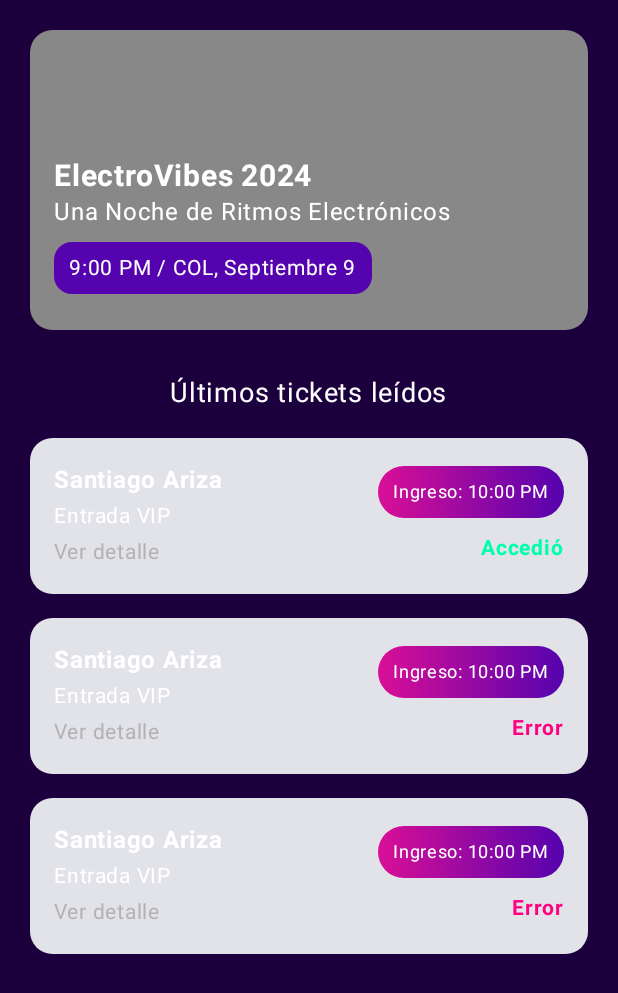
After one commit to Daniel-Santiago-Acosta-1013/partyAppPDA, an Android app built with Jetpack Compose: the composable readEventTiketScreen called with empty values, on a phone screen of 412 x 824 dp. The commit adds this screen. Shown: the top 993 px of the screen. Run offline under Robolectric (Android 15) with nearby library versions, the phone set to English and light mode, and no system bars.

Commit message:
[add] adding view tikets

```diff
--- a/app/build.gradle.kts
+++ b/app/build.gradle.kts
@@ -70,4 +70,5 @@ dependencies {
     implementation("androidx.compose.material:material-icons-extended")
     implementation("org.jetbrains.kotlinx:kotlinx-coroutines-android:1.6.4")
     implementation("io.coil-kt:coil-compose:2.1.0")
+    implementation("androidx.navigation:navigation-compose:2.6.0")
 }
--- a/app/src/main/java/com/example/partyapppda/MainActivity.kt
+++ b/app/src/main/java/com/example/partyapppda/MainActivity.kt
@@ -8,6 +8,7 @@ import androidx.compose.runtime.*
 import com.example.partyapppda.ui.theme.PartyAppPDATheme
 import com.example.partyapppda.ui.screens.login.LoginScreen
 import com.example.partyapppda.ui.screens.home.HomeScreen
+import androidx.navigation.compose.rememberNavController
 
 class MainActivity : ComponentActivity() {
     override fun onCreate(savedInstanceState: Bundle?) {
@@ -15,9 +16,10 @@ class MainActivity : ComponentActivity() {
         enableEdgeToEdge()
         setContent {
             PartyAppPDATheme {
+                val navController = rememberNavController()
                 var isLoggedIn by remember { mutableStateOf(false) }
                 if (isLoggedIn) {
-                    HomeScreen()
+                    HomeScreen(navController = navController)
                 } else {
                     LoginScreen(onLoginSuccess = { isLoggedIn = true })
                 }
--- /dev/null
+++ b/app/src/main/java/com/example/partyapppda/ui/components/TicketItemCard.kt
@@ -0,0 +1,84 @@
+package com.example.partyapppda.ui.components
+
+import androidx.compose.foundation.background
+import androidx.compose.foundation.layout.*
+import androidx.compose.foundation.shape.RoundedCornerShape
+import androidx.compose.material3.*
+import androidx.compose.runtime.Composable
+import androidx.compose.ui.Alignment
+import androidx.compose.ui.Modifier
+import androidx.compose.ui.graphics.Brush
+import androidx.compose.ui.graphics.Color
+import androidx.compose.ui.unit.dp
+import androidx.compose.ui.unit.sp
+import androidx.compose.ui.text.font.FontWeight
+
+@Composable
+fun TicketItemCard(
+    userName: String,
+    ticketType: String,
+    entryTime: String,
+    status: String
+) {
+    Card(
+        modifier = Modifier
+            .fillMaxWidth()
+            .padding(vertical = 8.dp)
+            .background(Color(0xFF1c003e)),
+        shape = RoundedCornerShape(15.dp)
+    ) {
+        Row(
+            modifier = Modifier
+                .fillMaxWidth()
+                .padding(16.dp),
+            horizontalArrangement = Arrangement.SpaceBetween,
+            verticalAlignment = Alignment.CenterVertically
+        ) {
+            Column {
+                Text(
+                    text = userName,
+                    fontSize = 16.sp,
+                    fontWeight = FontWeight.Bold,
+                    color = Color.White
+                )
+                Text(
+                    text = ticketType,
+                    fontSize = 14.sp,
+                    color = Color.White
+                )
+                Text(
+                    text = "Ver detalle",
+                    fontSize = 14.sp,
+                    color = Color(0xFFB3B3B3)
+                )
+            }
+            Column(
+                horizontalAlignment = Alignment.End
+            ) {
+                Box(
+                    modifier = Modifier
+                        .background(
+                            Brush.horizontalGradient(
+                                colors = listOf(Color(0xFFD90F96), Color(0xFF5503AE))
+                            ),
+                            shape = RoundedCornerShape(20.dp)
+                        )
+                        .padding(horizontal = 10.dp, vertical = 5.dp)
+                ) {
+                    Text(
+                        text = "Ingreso: $entryTime",
+                        color = Color.White,
+                        fontSize = 12.sp
+                    )
+                }
+                Spacer(modifier = Modifier.height(8.dp))
+                Text(
+                    text = status,
+                    color = if (status == "Accedió") Color(0xFF00FFAB) else Color(0xFFFF0080),
+                    fontSize = 14.sp,
+                    fontWeight = FontWeight.Bold
+                )
+            }
+        }
+    }
+}
--- a/app/src/main/java/com/example/partyapppda/ui/screens/home/HomeScreen.kt
+++ b/app/src/main/java/com/example/partyapppda/ui/screens/home/HomeScreen.kt
@@ -17,9 +17,11 @@ import androidx.compose.ui.text.font.FontWeight
 import androidx.compose.ui.unit.sp
 import java.text.SimpleDateFormat
 import java.util.Locale
+import androidx.navigation.NavController
+import androidx.navigation.compose.rememberNavController
 
 @Composable
-fun HomeScreen() {
+fun HomeScreen(navController: NavController) {
     Scaffold { innerPadding ->
         Column(
             modifier = Modifier
@@ -76,7 +78,9 @@ fun HomeScreen() {
                         eventDate = formatDate(event.event_start_date),
                         eventTitle = event.name,
                         eventSubtitle = event.description,
-                        onClick = { /* Manejar clic */ }
+                        onClick = {
+                            navController.navigate("readEventTiketScreen/${event.id}")
+                        }
                     )
                 }
             }
@@ -113,6 +117,7 @@ data class EventItem(
 @Composable
 fun HomeScreenPreview() {
     PartyAppPDATheme {
-        HomeScreen()
+        val navController = rememberNavController()
+        HomeScreen(navController)
     }
 }
--- /dev/null
+++ b/app/src/main/java/com/example/partyapppda/ui/screens/readEventTiket/readEventTiketScreen.kt
@@ -0,0 +1,86 @@
+package com.example.partyapppda.ui.screens.ticket
+
+import androidx.compose.foundation.background
+import androidx.compose.foundation.layout.*
+import androidx.compose.foundation.lazy.LazyColumn
+import androidx.compose.foundation.shape.RoundedCornerShape
+import androidx.compose.material3.*
+import androidx.compose.runtime.*
+import androidx.compose.ui.Alignment
+import androidx.compose.ui.Modifier
+import androidx.compose.ui.graphics.Color
+import androidx.compose.ui.unit.dp
+import androidx.compose.ui.unit.sp
+import androidx.compose.ui.text.font.FontWeight
+import androidx.navigation.NavController
+import com.example.partyapppda.ui.components.TicketItemCard
+import androidx.compose.ui.draw.clip
+
+@Composable
+fun readEventTiketScreen(navController: NavController, eventId: Int) {
+    Scaffold { innerPadding ->
+        Column(
+            modifier = Modifier
+                .padding(innerPadding)
+                .fillMaxSize()
+                .background(Color(0xFF1c003e))
+                .padding(20.dp),
+            horizontalAlignment = Alignment.CenterHorizontally
+        ) {
+            // Banner del evento
+            Box(
+                modifier = Modifier
+                    .fillMaxWidth()
+                    .height(200.dp)
+                    .clip(RoundedCornerShape(15.dp))
+                    .background(Color.Gray),
+                contentAlignment = Alignment.BottomStart
+            ) {
+                Column(modifier = Modifier.padding(16.dp)) {
+                    Text(
+                        text = "ElectroVibes 2024",
+                        fontSize = 20.sp,
+                        fontWeight = FontWeight.Bold,
+                        color = Color.White
+                    )
+                    Text(
+                        text = "Una Noche de Ritmos Electrónicos",
+                        fontSize = 16.sp,
+                        color = Color.White
+                    )
+                    Text(
+                        text = "9:00 PM / COL, Septiembre 9",
+                        fontSize = 14.sp,
+                        color = Color.White,
+                        modifier = Modifier
+                            .padding(vertical = 8.dp)
+                            .background(Color(0xFF5503AE), shape = RoundedCornerShape(12.dp))
+                            .padding(horizontal = 10.dp, vertical = 5.dp)
+                    )
+                }
+            }
+
+            Spacer(modifier = Modifier.height(20.dp))
+
+            // Últimos tickets leídos
+            Text(
+                text = "Últimos tickets leídos",
+                color = Color.White,
+                fontSize = 18.sp,
+                modifier = Modifier.padding(vertical = 10.dp)
+            )
+
+            // Lista de tickets leídos
+            LazyColumn {
+                items(3) {
+                    TicketItemCard(
+                        userName = "Santiago Ariza",
+                        ticketType = "Entrada VIP",
+                        entryTime = "10:00 PM",
+                        status = if (it == 0) "Accedió" else "Error"
+                    )
+                }
+            }
+        }
+    }
+}
```
